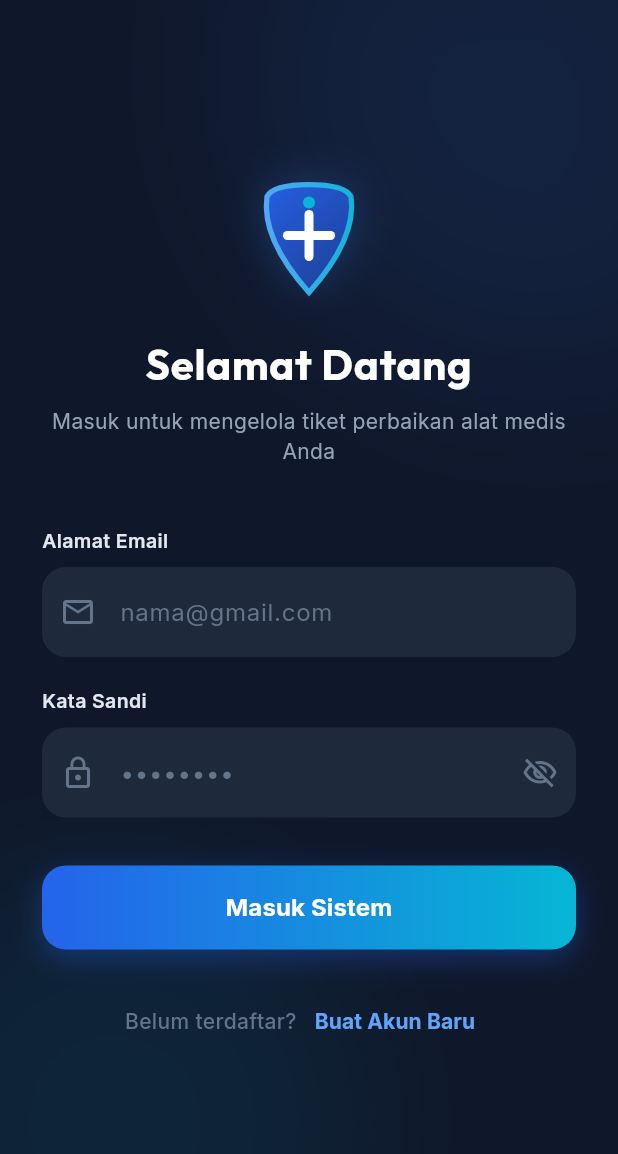
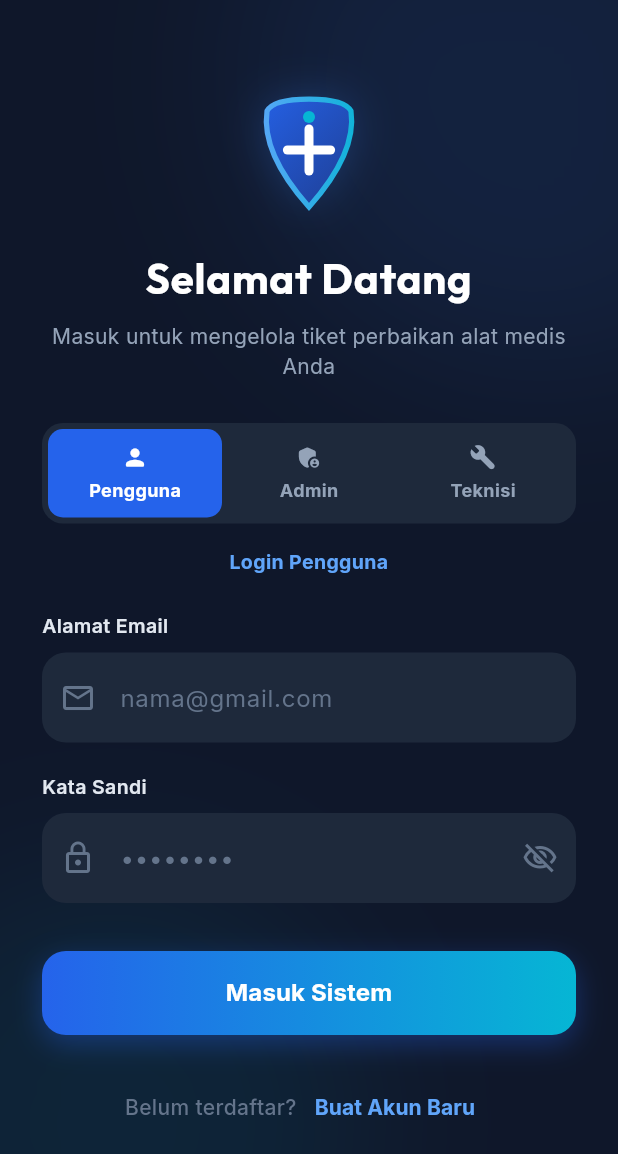
Before and after one commit to Djii005/umkm-ticketing--app, a Flutter app: the screen it shows after launch, on a phone screen of 412 x 824 dp. Shown: the top 1154 px of the screen. Run offline on Flutter 3.47's test engine with Material 3 defaults, Android fonts, the phone set to English and light mode, and no system bars; our stand-ins replace flutter_dotenv, flutter_riverpod, go_router, google_fonts, supabase_flutter; accounts and stored records are empty.

Commit message:
Add role-aware auth: profile fetch, login role selector

```diff
--- a/lib/screens/auth/login_screen.dart
+++ b/lib/screens/auth/login_screen.dart
@@ -18,6 +18,10 @@ class _LoginScreenState extends ConsumerState<LoginScreen> {
   final _formKey = GlobalKey<FormState>();
   bool _obscurePassword = true;
 
+  // Peran yang dipilih pada layar login: 'customer' (Pengguna), 'admin', atau 'teknisi'.
+  // Aplikasi ini dipakai bersama oleh ketiga peran, cukup dibedakan lewat tombol berikut.
+  String _selectedRole = 'customer';
+
   @override
   void dispose() {
     _emailController.dispose();
@@ -30,7 +34,19 @@ class _LoginScreenState extends ConsumerState<LoginScreen> {
       ref.read(authNotifierProvider.notifier).signIn(
         _emailController.text.trim(),
         _passwordController.text,
+        expectedRole: _selectedRole,
       );
+    }
+  }
+
+  String _roleTitle(String role) {
+    switch (role) {
+      case 'admin':
+        return 'Login Admin';
+      case 'teknisi':
+        return 'Login Teknisi';
+      default:
+        return 'Login Pengguna';
     }
   }
 
@@ -44,6 +60,8 @@ class _LoginScreenState extends ConsumerState<LoginScreen> {
         String errorMsg = state.error.toString();
         if (errorMsg.contains('Invalid login credentials')) {
           errorMsg = 'Email atau password salah. Silakan periksa kembali.';
+        } else if (errorMsg.startsWith('Exception: ')) {
+          errorMsg = errorMsg.replaceFirst('Exception: ', '');
         }
 
         ScaffoldMessenger.of(context).showSnackBar(
@@ -150,7 +168,49 @@ class _LoginScreenState extends ConsumerState<LoginScreen> {
                           color: const Color(0xFF94A3B8), // Slate 400
                         ),
                       ),
-                      const SizedBox(height: 40),
+                      const SizedBox(height: 28),
+
+                      // Role Selector: Satu aplikasi untuk 3 peran (Pengguna, Admin, Teknisi)
+                      Container(
+                        padding: const EdgeInsets.all(4),
+                        decoration: BoxDecoration(
+                          color: const Color(0xFF1E293B),
+                          borderRadius: BorderRadius.circular(14),
+                        ),
+                        child: Row(
+                          children: [
+                            _RoleTabButton(
+                              label: 'Pengguna',
+                              icon: Icons.person_rounded,
+                              isSelected: _selectedRole == 'customer',
+                              onTap: () => setState(() => _selectedRole = 'customer'),
+                            ),
+                            _RoleTabButton(
+                              label: 'Admin',
+                              icon: Icons.admin_panel_settings_rounded,
+                              isSelected: _selectedRole == 'admin',
+                              onTap: () => setState(() => _selectedRole = 'admin'),
+                            ),
+                            _RoleTabButton(
+                              label: 'Teknisi',
+                              icon: Icons.build_rounded,
+                              isSelected: _selectedRole == 'teknisi',
+                              onTap: () => setState(() => _selectedRole = 'teknisi'),
+                            ),
+                          ],
+                        ),
+                      ),
+                      const SizedBox(height: 16),
+                      Text(
+                        _roleTitle(_selectedRole),
+                        textAlign: TextAlign.center,
+                        style: GoogleFonts.inter(
+                          fontSize: 13,
+                          fontWeight: FontWeight.w700,
+                          color: const Color(0xFF60A5FA),
+                        ),
+                      ),
+                      const SizedBox(height: 24),
 
                       // Email Field
                       Text(
@@ -302,7 +362,8 @@ class _LoginScreenState extends ConsumerState<LoginScreen> {
                       ),
                       const SizedBox(height: 24),
 
-                      // Transition to Register
+                      // Transition to Register (hanya untuk peran Pengguna, akun Admin/Teknisi dibuat oleh Admin)
+                      if (_selectedRole == 'customer')
                         Row(
                           mainAxisAlignment: MainAxisAlignment.center,
                           children: [
@@ -338,3 +399,53 @@ class _LoginScreenState extends ConsumerState<LoginScreen> {
     );
   }
 }
+
+class _RoleTabButton extends StatelessWidget {
+  final String label;
+  final IconData icon;
+  final bool isSelected;
+  final VoidCallback onTap;
+
+  const _RoleTabButton({
+    required this.label,
+    required this.icon,
+    required this.isSelected,
+    required this.onTap,
+  });
+
+  @override
+  Widget build(BuildContext context) {
+    return Expanded(
+      child: GestureDetector(
+        onTap: onTap,
+        child: AnimatedContainer(
+          duration: const Duration(milliseconds: 200),
+          padding: const EdgeInsets.symmetric(vertical: 10),
+          decoration: BoxDecoration(
+            color: isSelected ? const Color(0xFF2563EB) : Colors.transparent,
+            borderRadius: BorderRadius.circular(10),
+          ),
+          child: Column(
+            mainAxisSize: MainAxisSize.min,
+            children: [
+              Icon(
+                icon,
+                size: 18,
+                color: isSelected ? Colors.white : const Color(0xFF94A3B8),
+              ),
+              const SizedBox(height: 4),
+              Text(
+                label,
+                style: GoogleFonts.inter(
+                  fontSize: 12,
+                  fontWeight: FontWeight.w700,
+                  color: isSelected ? Colors.white : const Color(0xFF94A3B8),
+                ),
+              ),
+            ],
+          ),
+        ),
+      ),
+    );
+  }
+}
```
Also changed, not shown: lib/models/ticket_log_model.dart (added, +31 -0 lines), lib/providers/auth_provider.dart (+43 -4 lines), lib/providers/ticket_provider.dart (+42 -0 lines), lib/services/ticket_service.dart (+61 -4 lines), lib/services/user_service.dart (added, +46 -0 lines). Lines whose indentation alone changed are shown as unchanged.
